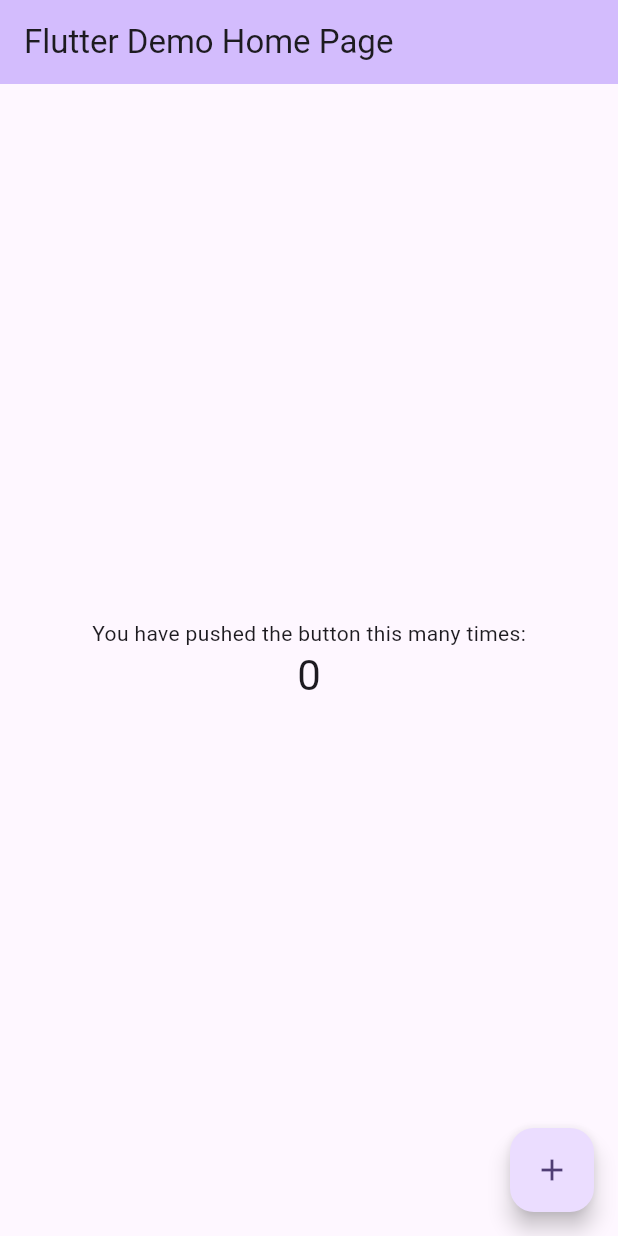
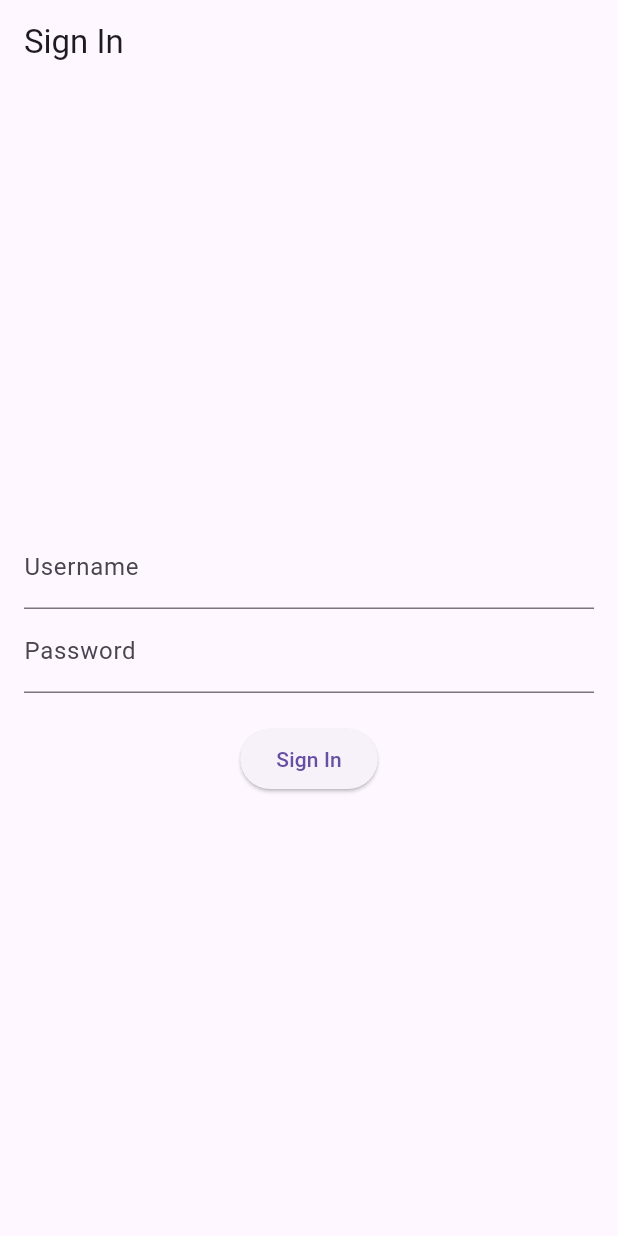
Before and after one commit to tinowski/patrol_testing_app, a Flutter app: the screen it shows after launch, on a phone screen of 412 x 824 dp. Run offline on Flutter 3.47's test engine with Material 3 defaults, Android fonts, the phone set to English and light mode, and no system bars.

Commit message:
Adding basic screens

```diff
--- /dev/null
+++ b/lib/login_screen.dart
@@ -0,0 +1,69 @@
+import 'package:flutter/material.dart';
+import 'welcome_screen.dart';
+
+class LoginScreen extends StatefulWidget {
+  @override
+  _LoginScreenState createState() => _LoginScreenState();
+}
+
+class _LoginScreenState extends State<LoginScreen> {
+  final TextEditingController _usernameController = TextEditingController();
+  final TextEditingController _passwordController = TextEditingController();
+  final GlobalKey<FormState> _formKey = GlobalKey<FormState>();
+
+  void _signIn() {
+    if (_formKey.currentState!.validate()) {
+      String username = _usernameController.text.trim();
+      Navigator.push(
+        context,
+        MaterialPageRoute(
+          builder: (context) => WelcomeScreen(username: username),
+        ),
+      );
+    }
+  }
+
+  @override
+  Widget build(BuildContext context) {
+    return Scaffold(
+      appBar: AppBar(title: Text('Sign In')),
+      body: Padding(
+        padding: const EdgeInsets.all(16.0),
+        child: Form(
+          key: _formKey,
+          child: Column(
+            mainAxisAlignment: MainAxisAlignment.center,
+            children: [
+              TextFormField(
+                controller: _usernameController,
+                decoration: InputDecoration(labelText: 'Username'),
+                validator: (value) {
+                  if (value == null || value.isEmpty) {
+                    return 'Please enter your username';
+                  }
+                  return null;
+                },
+              ),
+              TextFormField(
+                controller: _passwordController,
+                decoration: InputDecoration(labelText: 'Password'),
+                obscureText: true,
+                validator: (value) {
+                  if (value == null || value.isEmpty) {
+                    return 'Please enter your password';
+                  }
+                  return null;
+                },
+              ),
+              SizedBox(height: 20),
+              ElevatedButton(
+                onPressed: _signIn,
+                child: Text('Sign In'),
+              ),
+            ],
+          ),
+        ),
+      ),
+    );
+  }
+}
--- a/lib/main.dart
+++ b/lib/main.dart
@@ -1,125 +1,18 @@
 import 'package:flutter/material.dart';
+import 'login_screen.dart';
 
 void main() {
-  runApp(const MyApp());
+  runApp(MyApp());
 }
 
 class MyApp extends StatelessWidget {
-  const MyApp({super.key});
-
-  // This widget is the root of your application.
   @override
   Widget build(BuildContext context) {
     return MaterialApp(
-      title: 'Flutter Demo',
-      theme: ThemeData(
-        // This is the theme of your application.
-        //
-        // TRY THIS: Try running your application with "flutter run". You'll see
-        // the application has a purple toolbar. Then, without quitting the app,
-        // try changing the seedColor in the colorScheme below to Colors.green
-        // and then invoke "hot reload" (save your changes or press the "hot
-        // reload" button in a Flutter-supported IDE, or press "r" if you used
-        // the command line to start the app).
-        //
-        // Notice that the counter didn't reset back to zero; the application
-        // state is not lost during the reload. To reset the state, use hot
-        // restart instead.
-        //
-        // This works for code too, not just values: Most code changes can be
-        // tested with just a hot reload.
-        colorScheme: ColorScheme.fromSeed(seedColor: Colors.deepPurple),
-        useMaterial3: true,
-      ),
-      home: const MyHomePage(title: 'Flutter Demo Home Page'),
+      title: 'Sign In App',
+      theme: ThemeData(primarySwatch: Colors.blue),
+      home: LoginScreen(),
+      debugShowCheckedModeBanner: false,
     );
   }
 }
-
-class MyHomePage extends StatefulWidget {
-  const MyHomePage({super.key, required this.title});
-
-  // This widget is the home page of your application. It is stateful, meaning
-  // that it has a State object (defined below) that contains fields that affect
-  // how it looks.
-
-  // This class is the configuration for the state. It holds the values (in this
-  // case the title) provided by the parent (in this case the App widget) and
-  // used by the build method of the State. Fields in a Widget subclass are
-  // always marked "final".
-
-  final String title;
-
-  @override
-  State<MyHomePage> createState() => _MyHomePageState();
-}
-
-class _MyHomePageState extends State<MyHomePage> {
-  int _counter = 0;
-
-  void _incrementCounter() {
-    setState(() {
-      // This call to setState tells the Flutter framework that something has
-      // changed in this State, which causes it to rerun the build method below
-      // so that the display can reflect the updated values. If we changed
-      // _counter without calling setState(), then the build method would not be
-      // called again, and so nothing would appear to happen.
-      _counter++;
-    });
-  }
-
-  @override
-  Widget build(BuildContext context) {
-    // This method is rerun every time setState is called, for instance as done
-    // by the _incrementCounter method above.
-    //
-    // The Flutter framework has been optimized to make rerunning build methods
-    // fast, so that you can just rebuild anything that needs updating rather
-    // than having to individually change instances of widgets.
-    return Scaffold(
-      appBar: AppBar(
-        // TRY THIS: Try changing the color here to a specific color (to
-        // Colors.amber, perhaps?) and trigger a hot reload to see the AppBar
-        // change color while the other colors stay the same.
-        backgroundColor: Theme.of(context).colorScheme.inversePrimary,
-        // Here we take the value from the MyHomePage object that was created by
-        // the App.build method, and use it to set our appbar title.
-        title: Text(widget.title),
-      ),
-      body: Center(
-        // Center is a layout widget. It takes a single child and positions it
-        // in the middle of the parent.
-        child: Column(
-          // Column is also a layout widget. It takes a list of children and
-          // arranges them vertically. By default, it sizes itself to fit its
-          // children horizontally, and tries to be as tall as its parent.
-          //
-          // Column has various properties to control how it sizes itself and
-          // how it positions its children. Here we use mainAxisAlignment to
-          // center the children vertically; the main axis here is the vertical
-          // axis because Columns are vertical (the cross axis would be
-          // horizontal).
-          //
-          // TRY THIS: Invoke "debug painting" (choose the "Toggle Debug Paint"
-          // action in the IDE, or press "p" in the console), to see the
-          // wireframe for each widget.
-          mainAxisAlignment: MainAxisAlignment.center,
-          children: <Widget>[
-            const Text(
-              'You have pushed the button this many times:',
-            ),
-            Text(
-              '$_counter',
-              style: Theme.of(context).textTheme.headlineMedium,
-            ),
-          ],
-        ),
-      ),
-      floatingActionButton: FloatingActionButton(
-        onPressed: _incrementCounter,
-        tooltip: 'Increment',
-        child: const Icon(Icons.add),
-      ), // This trailing comma makes auto-formatting nicer for build methods.
-    );
-  }
-}
--- /dev/null
+++ b/lib/welcome_screen.dart
@@ -0,0 +1,20 @@
+import 'package:flutter/material.dart';
+
+class WelcomeScreen extends StatelessWidget {
+  final String username;
+
+  const WelcomeScreen({Key? key, required this.username}) : super(key: key);
+
+  @override
+  Widget build(BuildContext context) {
+    return Scaffold(
+      appBar: AppBar(title: Text('Welcome')),
+      body: Center(
+        child: Text(
+          'Hello $username',
+          style: TextStyle(fontSize: 24),
+        ),
+      ),
+    );
+  }
+}
```
Also changed, not shown: 1 other file.
